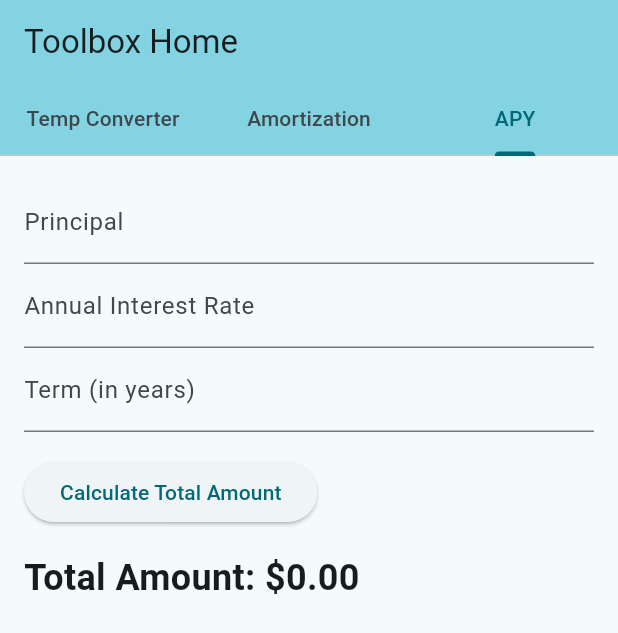
After one commit to lonelytango/Toolbox, a Flutter app: the screen it shows after launch, tab 3 chosen, after a tap on "Calculate Total Amount", on a phone screen of 412 x 824 dp. The commit adds this screen. Shown: the top 633 px of the screen. Run offline on Flutter 3.47's test engine with Material 2 defaults, Android fonts, the phone set to English and light mode, and no system bars.

Commit message:
feat: adding apy feature

```diff
--- a/lib/amortization_page.dart
+++ b/lib/amortization_page.dart
@@ -62,7 +62,7 @@ class _AmortizationPageState extends State<AmortizationPage> {
         child: Form(
           key: _formKey,
           child: Column(
-              mainAxisAlignment: MainAxisAlignment.center,
+              crossAxisAlignment: CrossAxisAlignment.start,
               children: <Widget>[
                 TextFormField(
                   controller: _loanAmountController,
--- /dev/null
+++ b/lib/apy_page.dart
@@ -0,0 +1,76 @@
+import 'package:flutter/material.dart';
+import 'dart:math';
+
+class APYCalculator extends StatefulWidget {
+  const APYCalculator({super.key});
+
+  @override
+  State<APYCalculator> createState() => _APYCalculatorState();
+}
+
+class _APYCalculatorState extends State<APYCalculator> {
+  final _principalController = TextEditingController();
+  final _interestRateController = TextEditingController();
+  final _termController = TextEditingController();
+
+  double _totalAmount = 0;
+
+  @override
+  Widget build(BuildContext context) {
+    return Padding(
+      padding: const EdgeInsets.all(16.0),
+      child: Column(
+        crossAxisAlignment: CrossAxisAlignment.start,
+        children: [
+          TextField(
+            controller: _principalController,
+            keyboardType: TextInputType.number,
+            decoration: const InputDecoration(
+              labelText: 'Principal',
+            ),
+          ),
+          TextField(
+            controller: _interestRateController,
+            keyboardType: TextInputType.number,
+            decoration: const InputDecoration(
+              labelText: 'Annual Interest Rate',
+            ),
+          ),
+          TextField(
+            controller: _termController,
+            keyboardType: TextInputType.number,
+            decoration: const InputDecoration(
+              labelText: 'Term (in years)',
+            ),
+          ),
+          const SizedBox(height: 16.0),
+          ElevatedButton(
+            onPressed: _calculateTotalAmount,
+            child: const Text('Calculate Total Amount'),
+          ),
+          const SizedBox(height: 16.0),
+          Text(
+            'Total Amount: \$${_totalAmount.toStringAsFixed(2)}',
+            style: const TextStyle(
+              fontSize: 24.0,
+              fontWeight: FontWeight.bold,
+            ),
+          ),
+        ],
+      ),
+    );
+  }
+
+  void _calculateTotalAmount() {
+    double principal = double.tryParse(_principalController.text) ?? 0;
+    double interestRate = double.tryParse(_interestRateController.text) ?? 0;
+    int term = int.tryParse(_termController.text) ?? 0;
+
+    double apy = pow(1 + interestRate / 1200, 12) - 1;
+    double totalAmount = principal * pow(1 + apy, term);
+
+    setState(() {
+      _totalAmount = totalAmount;
+    });
+  }
+}
--- a/lib/converter_page.dart
+++ b/lib/converter_page.dart
@@ -36,7 +36,7 @@ class _ConverterPageState extends State<ConverterPage> {
     return Padding(
       padding: const EdgeInsets.all(16),
       child: Column(
-        mainAxisAlignment: MainAxisAlignment.center,
+        crossAxisAlignment: CrossAxisAlignment.start,
         children: <Widget>[
           TextField(
             controller: _celsiusController,
--- a/lib/main.dart
+++ b/lib/main.dart
@@ -1,6 +1,7 @@
 import 'package:flutter/material.dart';
 import './converter_page.dart';
 import './amortization_page.dart';
+import './apy_page.dart';
 
 void main() {
   runApp(const MyApp());
@@ -38,7 +39,7 @@ class _MyHomePageState extends State<MyHomePage>
   @override
   void initState() {
     super.initState();
-    _tabController = TabController(length: 2, vsync: this);
+    _tabController = TabController(length: 3, vsync: this);
   }
 
   @override
@@ -52,6 +53,7 @@ class _MyHomePageState extends State<MyHomePage>
             tabs: const [
               Tab(text: 'Temp Converter'),
               Tab(text: 'Amortization'),
+              Tab(text: 'APY')
             ],
           ),
         ),
@@ -60,6 +62,7 @@ class _MyHomePageState extends State<MyHomePage>
           children: const [
             ConverterPage(),
             AmortizationPage(),
+            APYCalculator()
           ],
         ));
   }
```
